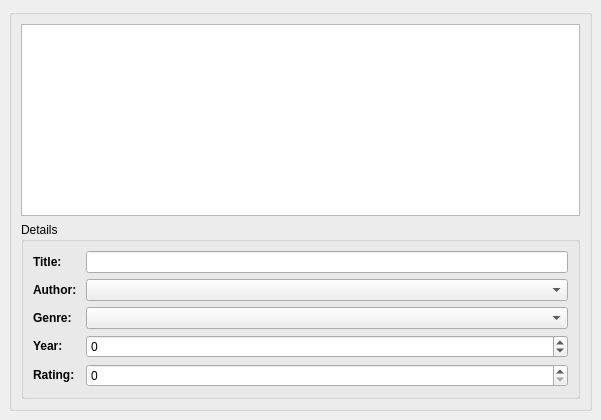
The window that mainwindow.ui (kupns-aka-kupa/kprpo_lr1) describes before a commit, drawn with Qt 5.
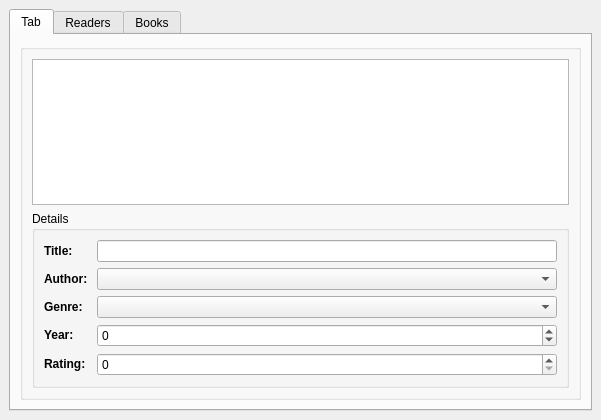
The same window after the commit.

Commit message: add table editor widget

What changed in the file:
```diff
--- a/mainwindow.ui
+++ b/mainwindow.ui
@@ -31,6 +31,16 @@
                     <number>9</number>
                 </property>
                 <item>
+     <widget class="QTabWidget" name="tabWidget">
+      <property name="currentIndex">
+       <number>0</number>
+      </property>
+      <widget class="QWidget" name="tab">
+       <attribute name="title">
+        <string>Tab</string>
+       </attribute>
+       <layout class="QHBoxLayout" name="horizontalLayout">
+        <item>
                     <widget class="QGroupBox" name="groupBox">
                         <property name="title">
                             <string/>
@@ -147,6 +157,22 @@
                                 </widget>
                             </item>
                         </layout>
+         </widget>
+        </item>
+       </layout>
+      </widget>
+      <widget class="QWidget" name="readers">
+       <attribute name="title">
+        <string>Readers</string>
+       </attribute>
+       <layout class="QHBoxLayout" name="horizontalLayout_2"/>
+      </widget>
+      <widget class="QWidget" name="books">
+       <attribute name="title">
+        <string>Books</string>
+       </attribute>
+       <layout class="QHBoxLayout" name="horizontalLayout_3"/>
+      </widget>
                     </widget>
                 </item>
             </layout>
```
Left out of the diff: 2 changed lines with no effect on the pictures. Lines whose indentation alone changed are shown as unchanged. The commit also changes 4 other files.
